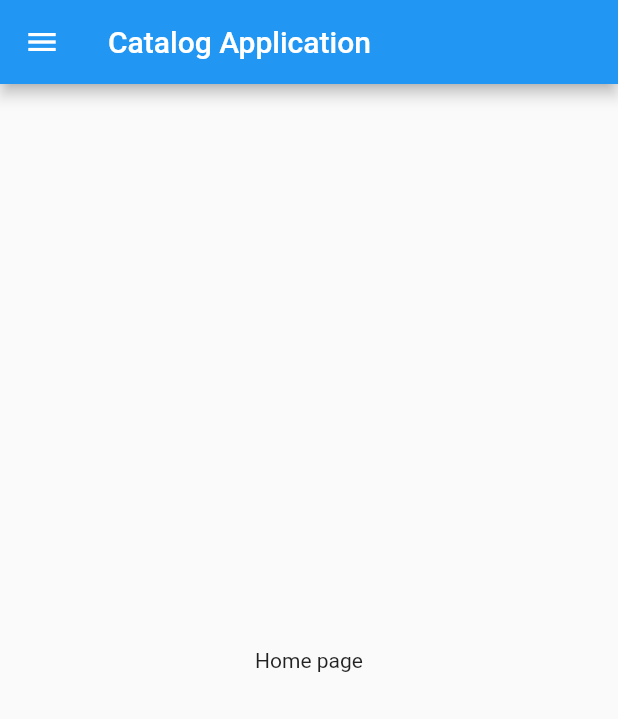
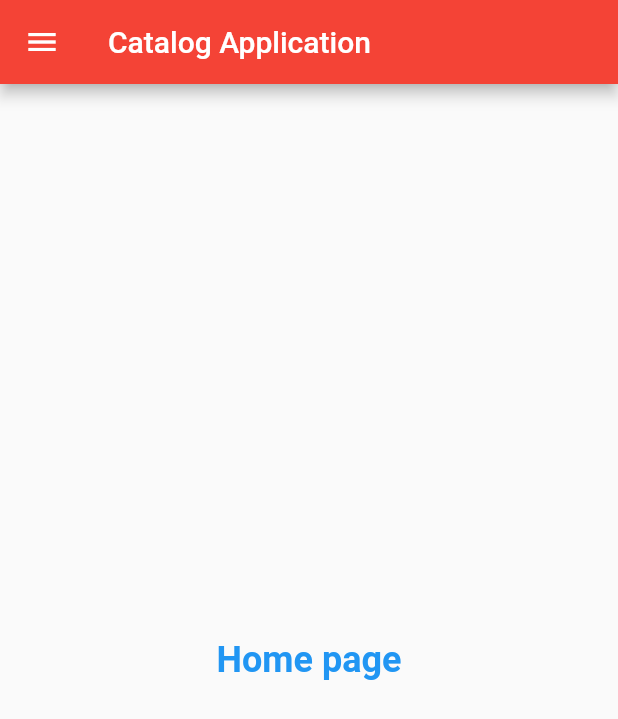
Before and after one commit to jay2607-cmd/30DaysOfFlutter, a Flutter app: the homePage screen opened directly, on a phone screen of 412 x 824 dp. Shown: the top 719 px of the screen. Run offline on Flutter 3.47's test engine with Material 2 defaults, Android fonts, the phone set to English and light mode, and no system bars.

Commit message:
day 3 completed

```diff
--- a/lib/home.dart
+++ b/lib/pages/home.dart
@@ -11,7 +11,11 @@ class homePage extends StatelessWidget {
       ),
       body: Center(
         child: Container(
-          child: Text("Home page"),
+          child: Text("Home page", style: TextStyle(
+            fontSize: 24,
+            fontWeight: FontWeight.bold,
+            color: Colors.blue
+          ),),
         ),
       ),
       drawer: Drawer(),
```
Also changed, not shown: lib/main.dart (+21 -7 lines), lib/pages/login_page.dart (added, +14 -0 lines), lib/extra.dart (deleted).
